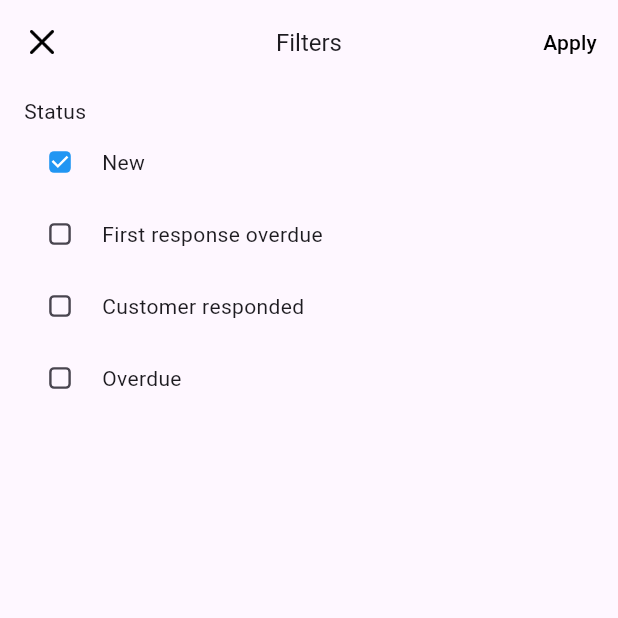
After one commit to rakibk55w/M360ICT_ticket, a Flutter app: the FilterScreen screen opened directly, on a phone screen of 412 x 824 dp, the top half of it. The commit adds this screen. Run offline on Flutter 3.47's test engine with Material 3 defaults, Android fonts, the phone set to English and light mode, and no system bars; our stand-ins replace get.

Commit message:
Implemented filter status options

```diff
--- a/lib/common/widgets/notification_icon.dart
+++ b/lib/common/widgets/notification_icon.dart
@@ -1,5 +1,7 @@
 import 'package:flutter/material.dart';
+import 'package:get/get.dart';
 import 'package:m360ict/common/utils/colors.dart';
+import 'package:m360ict/features/tickets/screens/filter_screen.dart';
 
 class NotificationWithCounter extends StatelessWidget {
   const NotificationWithCounter({super.key});
@@ -9,7 +11,7 @@ class NotificationWithCounter extends StatelessWidget {
     return Stack(
       children: [
         IconButton(
-          onPressed: () {},
+          onPressed: () => Get.to(() => const FilterScreen()),
           icon: Image.asset(
             'assets/icons/notification.png',
             height: 18,
--- /dev/null
+++ b/lib/features/tickets/screens/filter_screen.dart
@@ -0,0 +1,65 @@
+import 'package:flutter/material.dart';
+import 'package:m360ict/common/widgets/appbar.dart';
+
+class FilterScreen extends StatelessWidget {
+  const FilterScreen({super.key});
+
+  @override
+  Widget build(BuildContext context) {
+    final options = [
+      'New',
+      'First response overdue',
+      'Customer responded',
+      'Overdue',
+    ];
+    final int selectedIndex = 0;
+    return Scaffold(
+      appBar: CustomAppbar(
+        title: Text('Filters', style: TextStyle(fontSize: 16)),
+        showBackArrow: true,
+        actions: [
+          TextButton(
+            onPressed: () {},
+            child: const Text('Apply', style: TextStyle(color: Colors.black)),
+          ),
+        ],
+      ),
+      body: Padding(
+        padding: const EdgeInsets.symmetric(horizontal: 16.0, vertical: 8.0),
+        child: Column(
+          crossAxisAlignment: CrossAxisAlignment.start,
+          children: [
+            Column(
+              children: [Text('Status')],
+            ),
+            Column(
+              children: List.generate(options.length, (index) {
+                return GestureDetector(
+                  onTap: () {},
+                  child: Row(
+                    crossAxisAlignment: CrossAxisAlignment.center,
+                    children: [
+                      Transform.scale(
+                        scale: 0.8,
+                        child: Checkbox(
+                          value: selectedIndex == index,
+                          onChanged: (_) {},
+                          activeColor: Colors.blue,
+                          shape: RoundedRectangleBorder(
+                            borderRadius: BorderRadius.circular(4),
+                          ),
+                        ),
+                      ),
+                      const SizedBox(width: 4),
+                      Text(options[index]),
+                    ],
+                  ),
+                );
+              }),
+            ),
+          ],
+        ),
+      ),
+    );
+  }
+}
```
